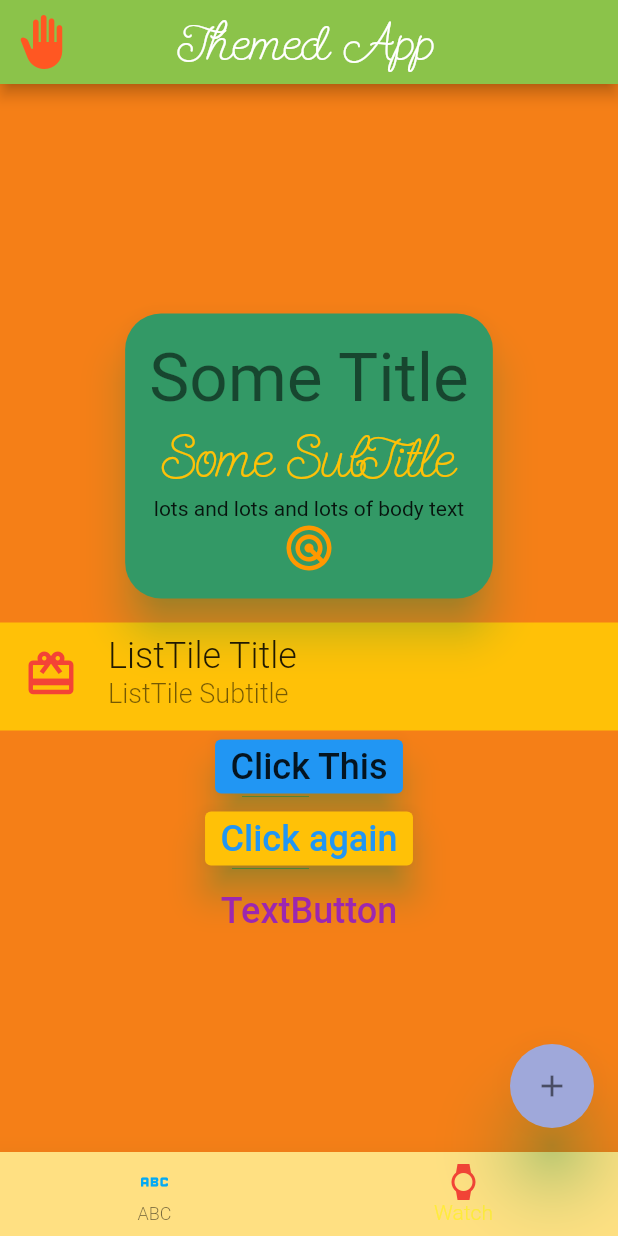
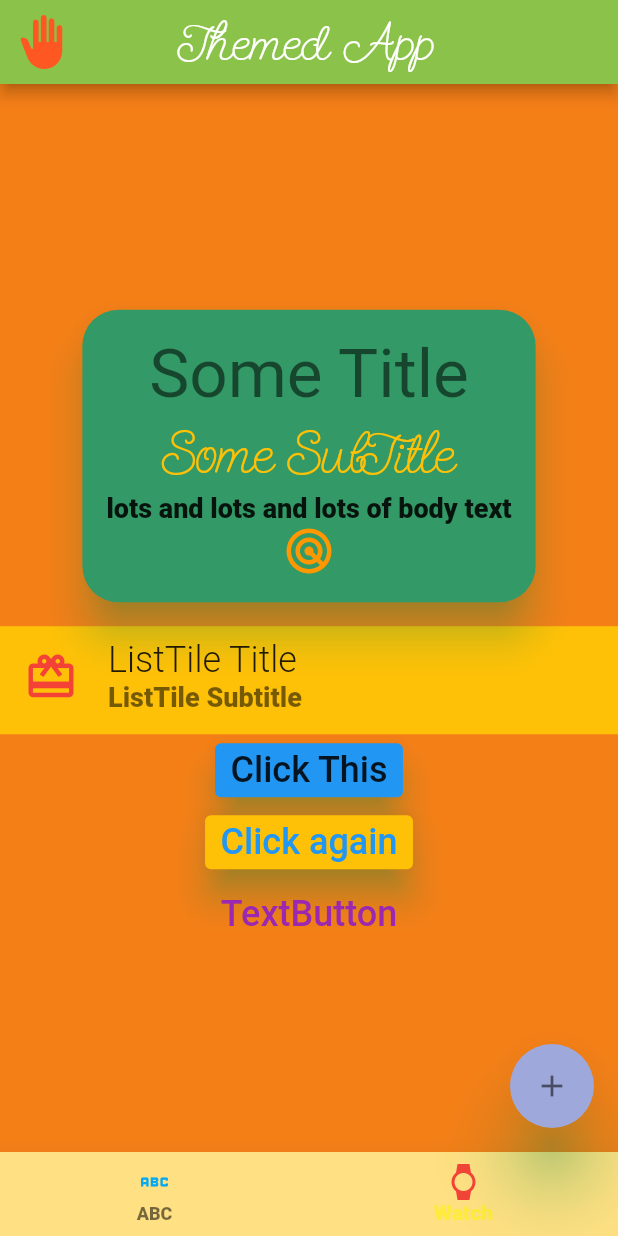
Before and after one commit to prof3ssorSt3v3/flutter-themes, a Flutter app: the screen it shows after launch, on a phone screen of 412 x 824 dp. Run offline on Flutter 3.47's test engine with Material 2 defaults, Android fonts, the light colour scheme and no system bars.

Commit message:
Wrapped 3rd line of text in Card with a Builder

```diff
--- a/lib/main.dart
+++ b/lib/main.dart
@@ -53,9 +53,13 @@ class MyApp extends StatelessWidget {
                           );
                         }),
                       ),
-                      Text(
-                        'lots and lots and lots of body text',
-                        style: Theme.of(context).textTheme.bodyText2,
+                      Builder(
+                        builder: (context) {
+                          return Text(
+                            'lots and lots and lots of body text',
+                            style: Theme.of(context).textTheme.bodyText2,
+                          );
+                        },
                       ),
                       Icon(Icons.radar), //uses IconThemeData
                     ],
--- a/lib/utils/my_theme.dart
+++ b/lib/utils/my_theme.dart
@@ -70,7 +70,7 @@ class MyTheme {
         ),
         bodyText2: TextStyle(
           fontSize: 18,
-          fontWeight: FontWeight.w300,
+          fontWeight: FontWeight.w900,
         ),
         subtitle1: TextStyle(
           fontSize: 24,
```
